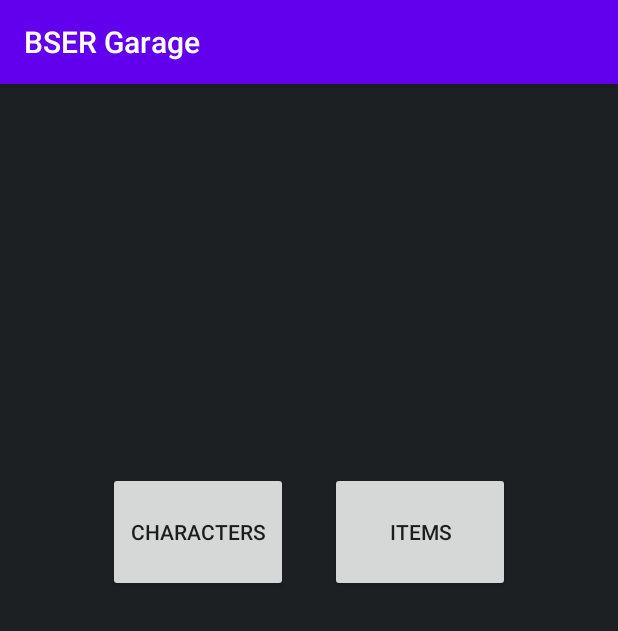
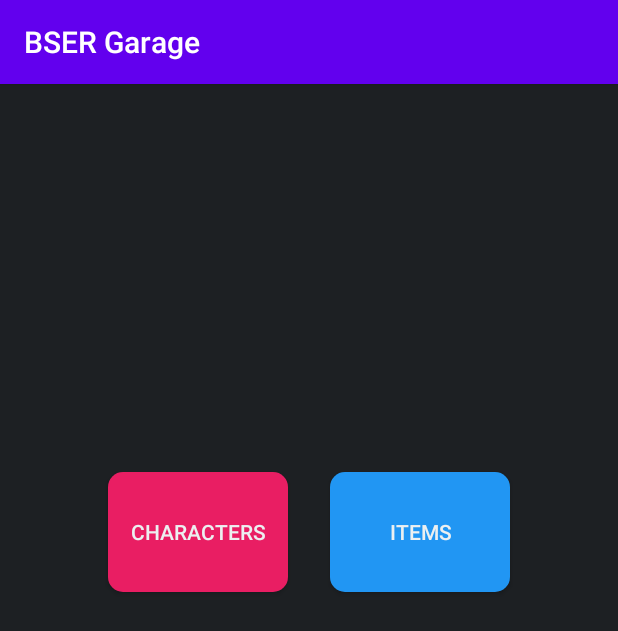
Before and after one commit to imhans/bser-garage, an Android app: the screen it shows after launch (MainActivity), on a phone screen of 412 x 824 dp. Shown: the top 631 px of the screen. Run offline under Robolectric (Android 15) with nearby library versions, the phone set to English and light mode, and no system bars.

Commit message:
Added drawables for Characters and Items buttons in main

```diff
--- /dev/null
+++ b/app/src/main/res/drawable/btn_selector_character.xml
@@ -0,0 +1,15 @@
+<?xml version="1.0" encoding="utf-8"?>
+<selector xmlns:android="http://schemas.android.com/apk/res/android">
+    <item android:state_pressed="true">
+        <shape>
+            <solid android:color="#535c68"></solid>
+            <corners android:radius="10dp"></corners>
+        </shape>
+    </item>
+    <item android:state_pressed="false">
+        <shape>
+            <solid android:color="@color/colorBtnCharacters"></solid>
+            <corners android:radius="10dp"></corners>
+        </shape>
+    </item>
+</selector>
--- /dev/null
+++ b/app/src/main/res/drawable/btn_selector_item.xml
@@ -0,0 +1,15 @@
+<?xml version="1.0" encoding="utf-8"?>
+<selector xmlns:android="http://schemas.android.com/apk/res/android">
+    <item android:state_pressed="true">
+        <shape>
+            <solid android:color="#535c68"></solid>
+            <corners android:radius="10dp"></corners>
+        </shape>
+    </item>
+    <item android:state_pressed="false">
+        <shape>
+            <solid android:color="@color/colorBtnItems"></solid>
+            <corners android:radius="10dp"></corners>
+        </shape>
+    </item>
+</selector>
--- a/app/src/main/res/layout/activity_main.xml
+++ b/app/src/main/res/layout/activity_main.xml
@@ -13,6 +13,8 @@
         android:layout_height="80dp"
         android:layout_marginEnd="72dp"
         android:text="Items"
+        android:background="@drawable/btn_selector_item"
+        android:textColor="@color/colorText"
         app:layout_constraintBottom_toBottomOf="parent"
         app:layout_constraintEnd_toEndOf="parent"
         app:layout_constraintTop_toTopOf="parent"
@@ -24,6 +26,8 @@
         android:layout_height="80dp"
         android:layout_marginStart="72dp"
         android:text="Characters"
+        android:background="@drawable/btn_selector_character"
+        android:textColor="@color/colorText"
         app:layout_constraintBottom_toBottomOf="parent"
         app:layout_constraintStart_toStartOf="parent"
         app:layout_constraintTop_toTopOf="parent"
--- a/app/src/main/res/values/colors.xml
+++ b/app/src/main/res/values/colors.xml
@@ -7,4 +7,7 @@
     <color name="colorBBlack">#1A1B1C</color>
     <color name="colorBlack">#1D2023</color>
     <color name="colorYellow">#FCCD33</color>
+    <color name="colorBtnCharacters">#E91E63</color>
+    <color name="colorBtnItems">#2196F3</color>
+    <color name="colorText">#ecf0f1</color>
 </resources>
--- a/app/src/main/res/values/styles.xml
+++ b/app/src/main/res/values/styles.xml
@@ -6,5 +6,4 @@
         <item name="colorPrimaryDark">@color/colorPrimaryDark</item>
         <item name="colorAccent">@color/colorAccent</item>
     </style>
-
 </resources>
```
